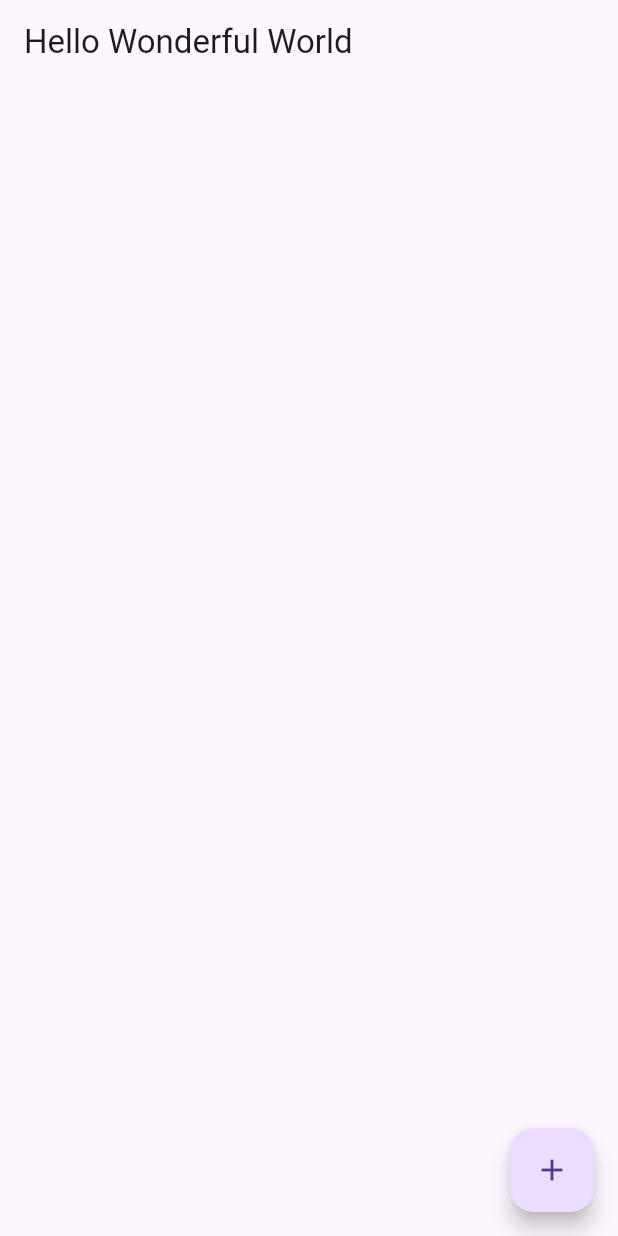
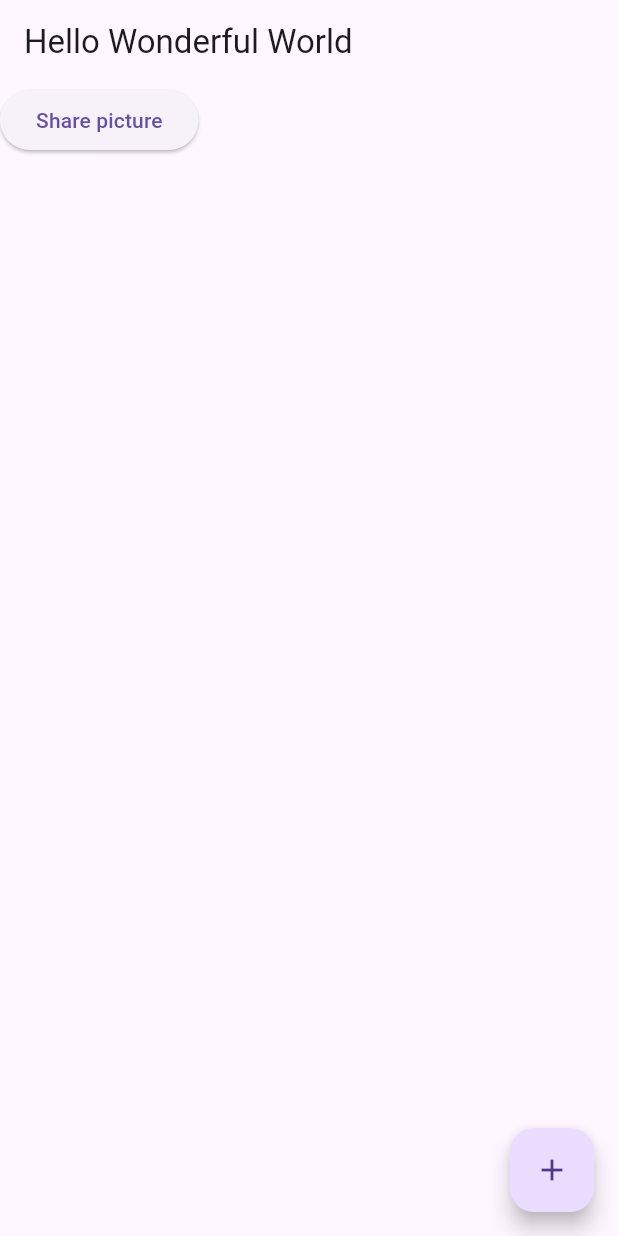
Before and after one commit to marcelovsk1/flutterproject-1, a Flutter app: the screen it shows after launch, on a phone screen of 412 x 824 dp. Run offline on Flutter 3.47's test engine with Material 3 defaults, Android fonts, the phone set to English and light mode, and no system bars.

Commit message:
working on

```diff
--- a/my_app/lib/Screen/screen_excercise.dart
+++ b/my_app/lib/Screen/screen_excercise.dart
@@ -11,6 +11,12 @@ class screenExcercise extends StatelessWidget {
         onPressed: (){
           print("It was clicked!");
         }, child: Icon(Icons.add)),
+        body: Column(children: [
+          ElevatedButton(onPressed: (){},
+           child: Text("Share picture"),
+           ),
+        ],
+      ),
     );
   }
 }
```
